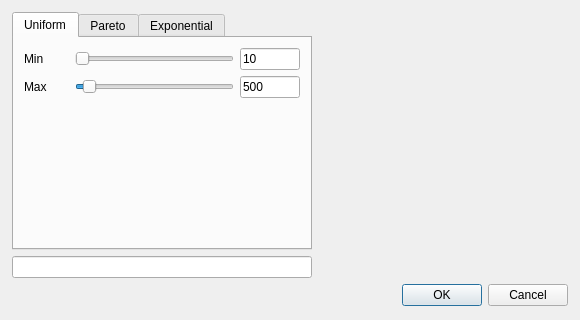
This is src/gui/dialog/distributiondialog.ui in windy32/algts as Qt 5 draws it before an edit. The edited form follows.
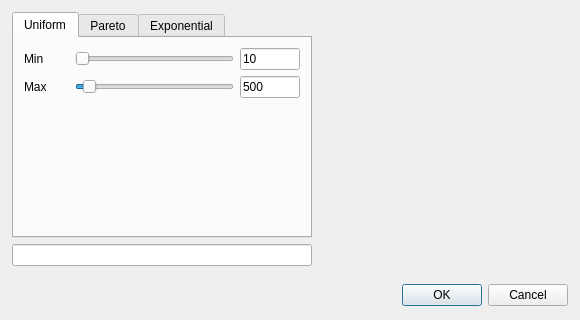
This is the edited form. Custom widgets are drawn as their Qt base class.

Patch:
```diff
--- a/src/gui/dialog/distributiondialog.ui
+++ b/src/gui/dialog/distributiondialog.ui
@@ -532,6 +532,22 @@
          </property>
         </widget>
        </item>
+       <item>
+        <spacer name="verticalSpacer">
+         <property name="orientation">
+          <enum>Qt::Vertical</enum>
+         </property>
+         <property name="sizeType">
+          <enum>QSizePolicy::Fixed</enum>
+         </property>
+         <property name="sizeHint" stdset="0">
+          <size>
+           <width>20</width>
+           <height>12</height>
+          </size>
+         </property>
+        </spacer>
+       </item>
       </layout>
      </item>
      <item>
```
